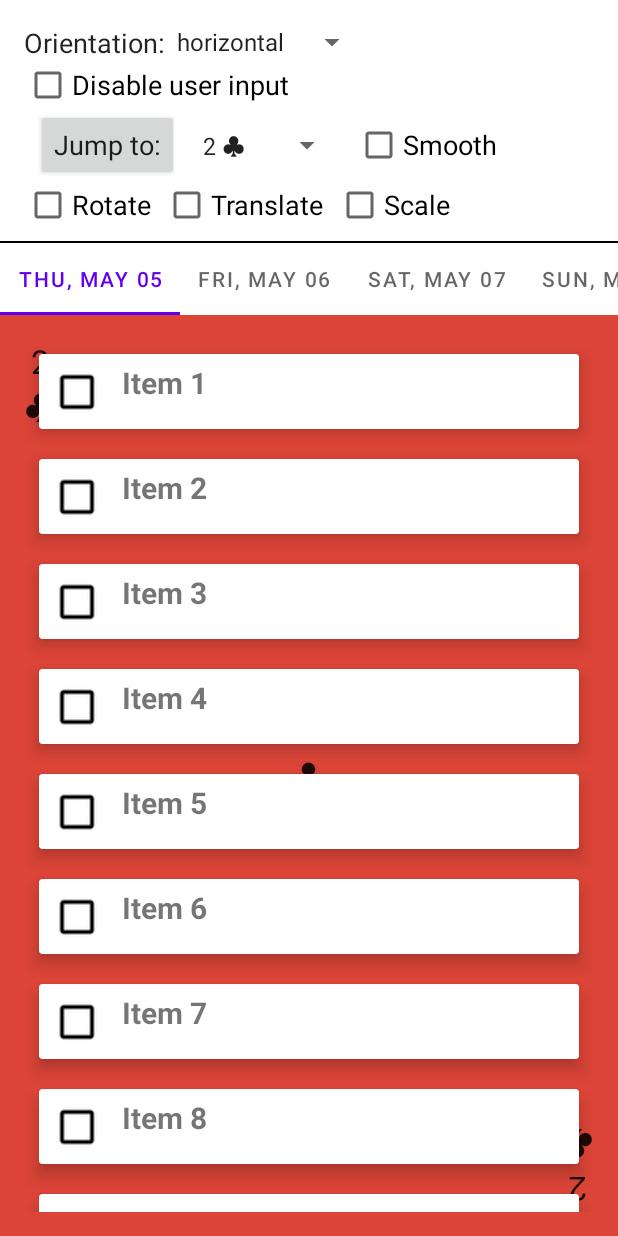
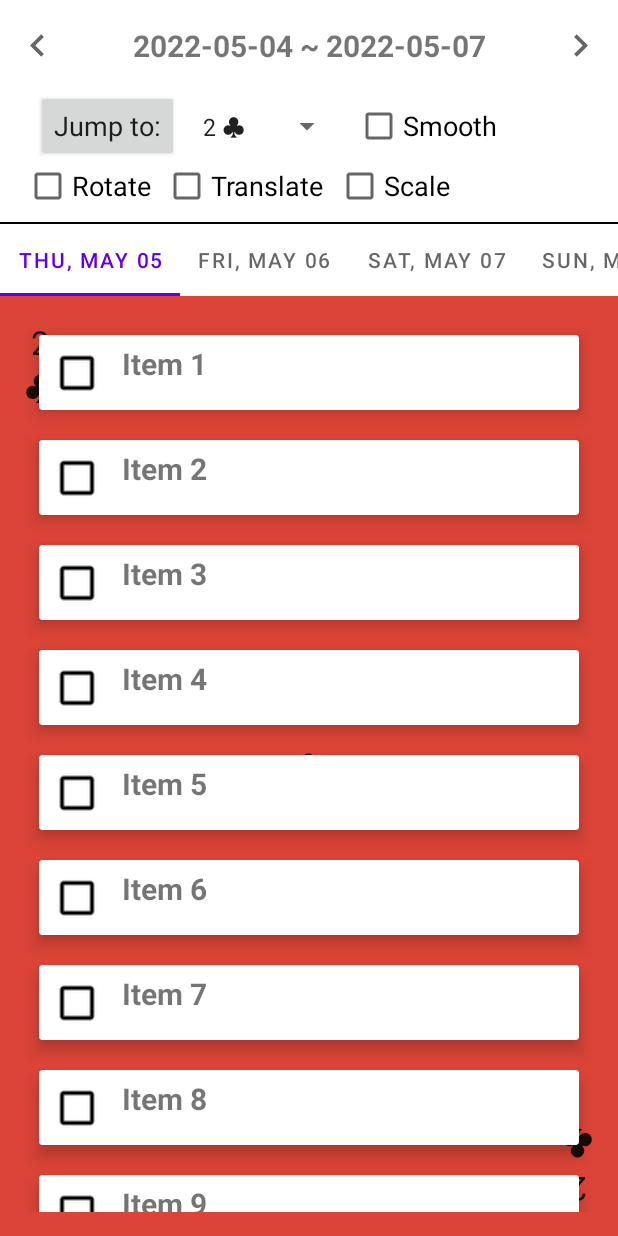
Before and after one commit to dogtim/AmazingTalkerAssessment, an Android app: the screen it shows after launch (CardViewTabLayoutActivity), on a phone screen of 412 x 824 dp. Run offline under Robolectric (Android 15) with nearby library versions, the phone set to English and light mode, and no system bars.

Commit message:
To remove useless classes in the assessment

```diff
--- a/app/src/main/AndroidManifest.xml
+++ b/app/src/main/AndroidManifest.xml
@@ -15,7 +15,6 @@
             <intent-filter>
                 <action android:name="android.intent.action.MAIN" />
 
-                 />
             </intent-filter>
         </activity>
 
--- a/app/src/main/java/com/amazingtalker/assessment/BaseCardActivity.kt
+++ b/app/src/main/java/com/amazingtalker/assessment/BaseCardActivity.kt
@@ -78,8 +78,6 @@ abstract class BaseCardActivity : FragmentActivity() {
         scaleCheckBox = findViewById(R.id.scale_checkbox)
         gotoPage = findViewById(R.id.jump_button)
 
-        UserInputController(viewPager, findViewById(R.id.disable_user_input_checkbox)).setUp()
-        OrientationController(viewPager, findViewById(R.id.orientation_spinner)).setUp()
         cardSelector.adapter = createCardAdapter()
 
         viewPager.setPageTransformer(mAnimator)
--- a/app/src/main/java/com/amazingtalker/assessment/OrientationController.kt
+++ /dev/null
@@ -1,76 +0,0 @@
-/*
- * Copyright 2019 The Android Open Source Project
- *
- * Licensed under the Apache License, Version 2.0 (the "License");
- * you may not use this file except in compliance with the License.
- * You may obtain a copy of the License at
- *
- *      http://www.apache.org/licenses/LICENSE-2.0
- *
- * Unless required by applicable law or agreed to in writing, software
- * distributed under the License is distributed on an "AS IS" BASIS,
- * WITHOUT WARRANTIES OR CONDITIONS OF ANY KIND, either express or implied.
- * See the License for the specific language governing permissions and
- * limitations under the License.
- */
-
-package com.amazingtalker.assessment
-
-import android.view.View
-import android.widget.AdapterView
-import android.widget.ArrayAdapter
-import android.widget.Spinner
-import androidx.viewpager2.widget.ViewPager2
-
-/**
- * It configures a spinner to show orientations and sets the orientation of a ViewPager2
- * when an orientation is selected.
- */
-class OrientationController(private val viewPager: ViewPager2, private val spinner: Spinner) {
-    fun setUp() {
-        val orientation = viewPager.orientation
-        val adapter = ArrayAdapter(spinner.context, android.R.layout.simple_spinner_item,
-            arrayOf(HORIZONTAL, VERTICAL))
-        adapter.setDropDownViewResource(android.R.layout.simple_spinner_dropdown_item)
-        spinner.adapter = adapter
-
-        val initialPosition = adapter.getPosition(orientationToString(orientation))
-        if (initialPosition >= 0) {
-            spinner.setSelection(initialPosition)
-        }
-
-        spinner.onItemSelectedListener = object : AdapterView.OnItemSelectedListener {
-            override fun onItemSelected(
-                parent: AdapterView<*>,
-                view: View?,
-                position: Int,
-                id: Long
-            ) {
-                viewPager.orientation = stringToOrientation(parent.selectedItem.toString())
-            }
-
-            override fun onNothingSelected(adapterView: AdapterView<*>) {}
-        }
-    }
-
-    private fun orientationToString(orientation: Int): String {
-        return when (orientation) {
-            ViewPager2.ORIENTATION_HORIZONTAL -> HORIZONTAL
-            ViewPager2.ORIENTATION_VERTICAL -> VERTICAL
-            else -> throw IllegalArgumentException("Orientation $orientation doesn't exist")
-        }
-    }
-
-    internal fun stringToOrientation(string: String): Int {
-        return when (string) {
-            HORIZONTAL -> ViewPager2.ORIENTATION_HORIZONTAL
-            VERTICAL -> ViewPager2.ORIENTATION_VERTICAL
-            else -> throw IllegalArgumentException("Orientation $string doesn't exist")
-        }
-    }
-
-    companion object {
-        private const val HORIZONTAL = "horizontal"
-        private const val VERTICAL = "vertical"
-    }
-}
--- a/app/src/main/java/com/amazingtalker/assessment/UserInputController.kt
+++ /dev/null
@@ -1,29 +0,0 @@
-/*
- * Copyright 2019 The Android Open Source Project
- *
- * Licensed under the Apache License, Version 2.0 (the "License");
- * you may not use this file except in compliance with the License.
- * You may obtain a copy of the License at
- *
- *      http://www.apache.org/licenses/LICENSE-2.0
- *
- * Unless required by applicable law or agreed to in writing, software
- * distributed under the License is distributed on an "AS IS" BASIS,
- * WITHOUT WARRANTIES OR CONDITIONS OF ANY KIND, either express or implied.
- * See the License for the specific language governing permissions and
- * limitations under the License.
- */
-
-package com.amazingtalker.assessment
-
-import android.widget.CheckBox
-import androidx.viewpager2.widget.ViewPager2
-
-class UserInputController(private val viewPager: ViewPager2, private val disableBox: CheckBox) {
-    fun setUp() {
-        disableBox.isChecked = !viewPager.isUserInputEnabled
-        disableBox.setOnCheckedChangeListener { _, isDisabled ->
-            viewPager.isUserInputEnabled = !isDisabled
-        }
-    }
-}
--- a/app/src/main/res/drawable/ic_baseline_keyboard_arrow_left_24.xml
+++ b/app/src/main/res/drawable/ic_baseline_keyboard_arrow_left_24.xml
@@ -5,6 +5,6 @@
     android:viewportHeight="24"
     android:tint="?attr/colorControlNormal">
   <path
-      android:fillColor="@android:color/white"
+      android:fillColor="@android:color/holo_green_dark"
       android:pathData="M15.41,16.59L10.83,12l4.58,-4.59L14,6l-6,6 6,6 1.41,-1.41z"/>
 </vector>
--- a/app/src/main/res/layout/controls.xml
+++ b/app/src/main/res/layout/controls.xml
@@ -14,38 +14,47 @@
      limitations under the License.
 -->
 
-<merge xmlns:android="http://schemas.android.com/apk/res/android">
+<merge xmlns:android="http://schemas.android.com/apk/res/android"
+    xmlns:app="http://schemas.android.com/apk/res-auto">
 
-    <LinearLayout
+    <androidx.constraintlayout.widget.ConstraintLayout
         android:layout_width="match_parent"
-        android:layout_height="wrap_content"
-        android:layout_marginLeft="16dp"
-        android:layout_marginTop="16dp"
-        android:layout_marginRight="16dp"
-        android:gravity="center_vertical|start"
-        android:orientation="horizontal">
+        android:layout_height="60dp">
+
+        <ImageView
+            android:id="@+id/leftArrow"
+            android:layout_width="30dp"
+            android:layout_height="30dp"
+            android:layout_marginStart="10dp"
+            android:background="@color/white"
+            android:src="@drawable/ic_baseline_keyboard_arrow_left_24"
+            app:layout_constraintBottom_toBottomOf="parent"
+            app:layout_constraintStart_toStartOf="parent"
+            app:layout_constraintTop_toTopOf="parent" />
 
         <TextView
+            android:id="@+id/weekTitle"
             android:layout_width="wrap_content"
             android:layout_height="wrap_content"
-            android:text="@string/label_orientation"
-            android:textAppearance="@android:style/TextAppearance.Medium" />
-
-        <Spinner
-            android:id="@+id/orientation_spinner"
-            android:layout_width="wrap_content"
-            android:layout_height="wrap_content" />
-
-    </LinearLayout>
-
-    <CheckBox
-        android:id="@+id/disable_user_input_checkbox"
-        android:layout_width="wrap_content"
-        android:layout_height="wrap_content"
-        android:layout_marginStart="16dp"
-        android:layout_marginLeft="16dp"
-        android:text="@string/disable_user_input"
-        android:textAppearance="@android:style/TextAppearance.Medium" />
+            android:text="2022-05-04 ~ 2022-05-07"
+            android:textSize="20sp"
+            android:textStyle="bold"
+            app:layout_constraintEnd_toStartOf="@+id/rightArrow"
+            app:layout_constraintStart_toEndOf="@+id/leftArrow"
+            app:layout_constraintBottom_toBottomOf="parent"
+            app:layout_constraintTop_toTopOf="parent" />
+        <!-- TODO: Tim, Use Style-->
+        <ImageView
+            android:id="@+id/rightArrow"
+            android:layout_width="30dp"
+            android:layout_height="30dp"
+            android:layout_marginEnd="10dp"
+            android:background="@color/white"
+            android:src="@drawable/ic_baseline_keyboard_arrow_right_24"
+            app:layout_constraintBottom_toBottomOf="parent"
+            app:layout_constraintEnd_toEndOf="parent"
+            app:layout_constraintTop_toTopOf="parent" />
+    </androidx.constraintlayout.widget.ConstraintLayout>
 
     <LinearLayout
         android:layout_width="match_parent"
```
Also changed, not shown: 1 other file.
